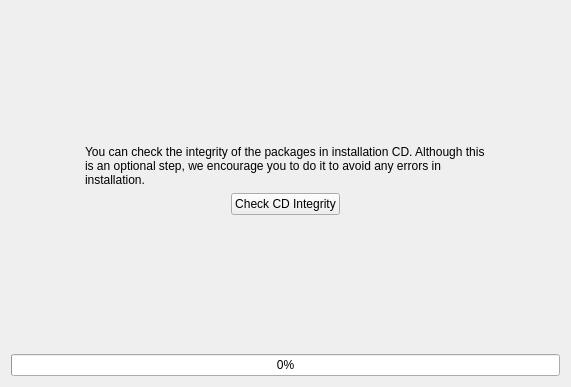
dadas45li/yali, file yali4/gui/Ui/checkcdwidget.ui: the form before one commit.
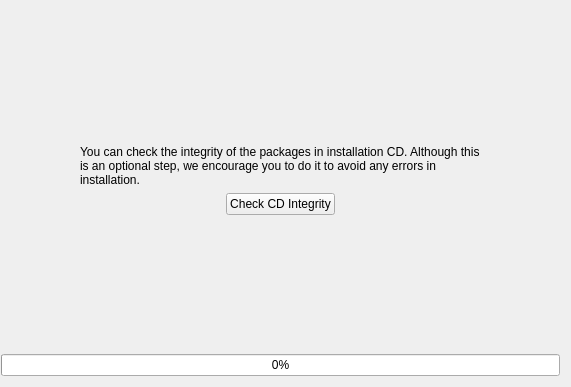
The form after the commit. Icons and pictures are not drawn.

```diff
--- a/yali4/gui/Ui/checkcdwidget.ui
+++ b/yali4/gui/Ui/checkcdwidget.ui
@@ -13,6 +13,12 @@
    <string>Form1</string>
   </property>
   <layout class="QGridLayout" >
+   <property name="leftMargin" >
+    <number>1</number>
+   </property>
+   <property name="rightMargin" >
+    <number>11</number>
+   </property>
    <item row="0" column="1" >
     <spacer>
      <property name="orientation" >
```
